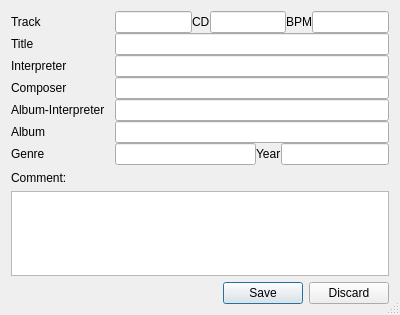
This is music_manager/edit.ui in cedi4155476/musicmanager as Qt 5 draws it before an edit. The edited form follows.
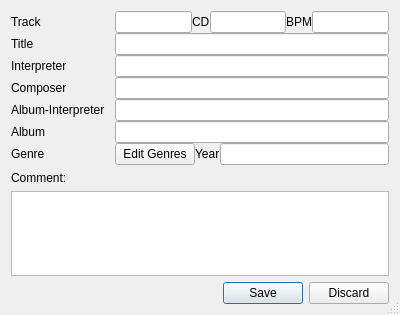
This is the edited form.

Commit message: genre edit added to edit song, spacer for filter fixed, genre edit comboboxadd bug fixed

```diff
--- a/music_manager/edit.ui
+++ b/music_manager/edit.ui
@@ -155,12 +155,16 @@
         </layout>
        </item>
        <item>
-        <layout class="QHBoxLayout" name="horizontalLayout_11" stretch="2,0,0">
+        <layout class="QHBoxLayout" name="horizontalLayout_11" stretch="0,0,0">
          <property name="spacing">
           <number>-1</number>
          </property>
          <item>
-          <widget class="QLineEdit" name="genreLE"/>
+          <widget class="QPushButton" name="editGenreButton">
+           <property name="text">
+            <string>Edit Genres</string>
+           </property>
+          </widget>
          </item>
          <item>
           <widget class="QLabel" name="label_7">
```
Left out of the diff: 12 changed lines with no effect on the pictures. The commit also changes 5 other files.
